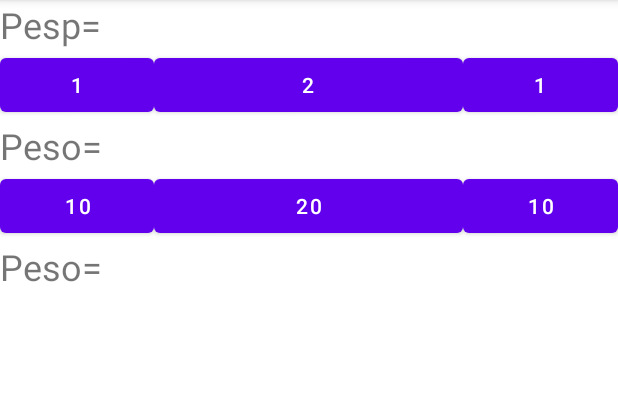
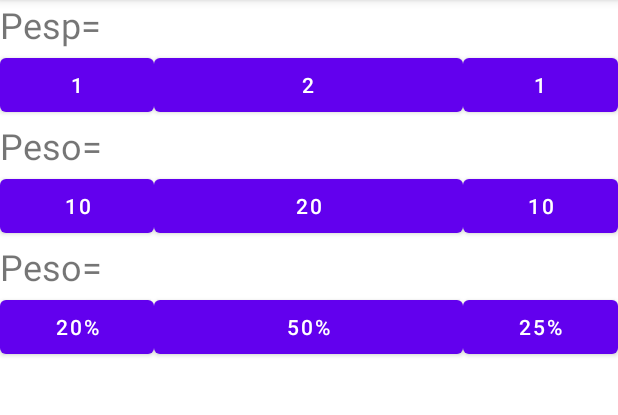
Before and after one commit to arrietajohn/AndroidAppKotlinLinearLayoutAnidados, an Android app: the screen it shows after launch (MainActivity), on a phone screen of 412 x 824 dp, the part 84-499 px from its top. Run offline under Robolectric (Android 15) with nearby library versions, the phone set to English and light mode, and no system bars.

Commit message:
Actualizado desde AndroidStudio

```diff
--- a/app/build.gradle
+++ b/app/build.gradle
@@ -8,6 +8,9 @@ android {
     buildToolsVersion "30.0.3"
 
     defaultConfig {
+        configurations.all {
+            resolutionStrategy { force 'androidx.core:core-ktx:1.6.0'}
+        }
         applicationId "co.gov.mintic.miciontic.ciclo4"
         minSdkVersion 17
         targetSdkVersion 30
--- a/app/src/main/res/layout/activity_main.xml
+++ b/app/src/main/res/layout/activity_main.xml
@@ -60,27 +60,27 @@
       <LinearLayout
           android:layout_width="match_parent"
           android:layout_height="wrap_content"
-          android:orientation="vertical">
+          android:orientation="horizontal">
 
             <Button
                 android:layout_width="0px"
                 android:layout_height="wrap_content"
-                android:layout_weight=".25"
+                android:layout_weight="0.25"
                 android:text="20%"
                 tools:ignore="Suspicious0dp" />
 
             <Button
                 android:layout_width="0dp"
                 android:layout_height="wrap_content"
-                android:layout_weight=".50"
+                android:layout_weight="0.50"
                 android:text="50%"
-                tools:ignore="Suspicious0dp"/>
+                tools:ignore="Suspicious0dp" />
 
             <Button
                 android:layout_width="0dp"
                 android:layout_height="wrap_content"
-                android:layout_weight=".25"
+                android:layout_weight="0.25"
                 android:text="25%"
-                tools:ignore="Suspicious0dp"/>
+                tools:ignore="Suspicious0dp" />
       </LinearLayout>
 </LinearLayout>
```
Also changed, not shown: gradle/wrapper/gradle-wrapper.properties.
